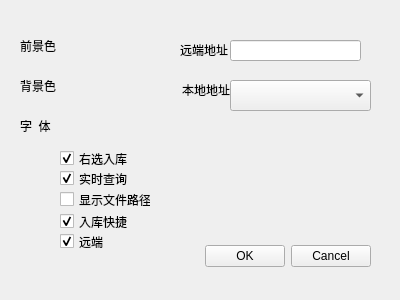
Above: auto_c_code/setup1.ui from yjduoduo/auto_c_code before the change. Below: the same form after it.
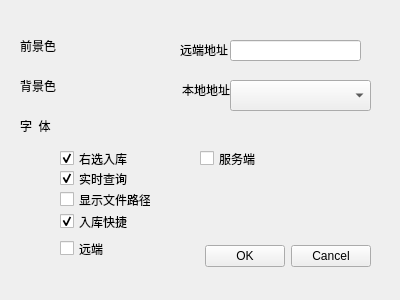
That is the form after the change.

Commit message: 支持远端发送连接功能

```diff
--- a/auto_c_code/setup1.ui
+++ b/auto_c_code/setup1.ui
@@ -213,8 +213,8 @@
   <widget class="QCheckBox" name="checkBox_sendpkg">
    <property name="geometry">
     <rect>
-     <x>60</x>
-     <y>233</y>
+     <x>200</x>
+     <y>150</y>
      <width>91</width>
      <height>17</height>
     </rect>
@@ -223,10 +223,10 @@
     <string>入库按钮鼠标移动即弹出，且确定和取消也一样效果</string>
    </property>
    <property name="text">
-    <string>远端</string>
+    <string>服务端</string>
    </property>
    <property name="checked">
-    <bool>true</bool>
+    <bool>false</bool>
    </property>
   </widget>
   <widget class="QLabel" name="label_4">
@@ -275,6 +275,25 @@
     </rect>
    </property>
   </widget>
+  <widget class="QCheckBox" name="checkBox_supportRemote">
+   <property name="geometry">
+    <rect>
+     <x>60</x>
+     <y>240</y>
+     <width>91</width>
+     <height>17</height>
+    </rect>
+   </property>
+   <property name="toolTip">
+    <string>入库按钮鼠标移动即弹出，且确定和取消也一样效果</string>
+   </property>
+   <property name="text">
+    <string>远端</string>
+   </property>
+   <property name="checked">
+    <bool>false</bool>
+   </property>
+  </widget>
  </widget>
  <resources/>
  <connections>
```
Left out of the diff: 2 changed lines with no effect on the pictures. The commit also changes 5 other files.
